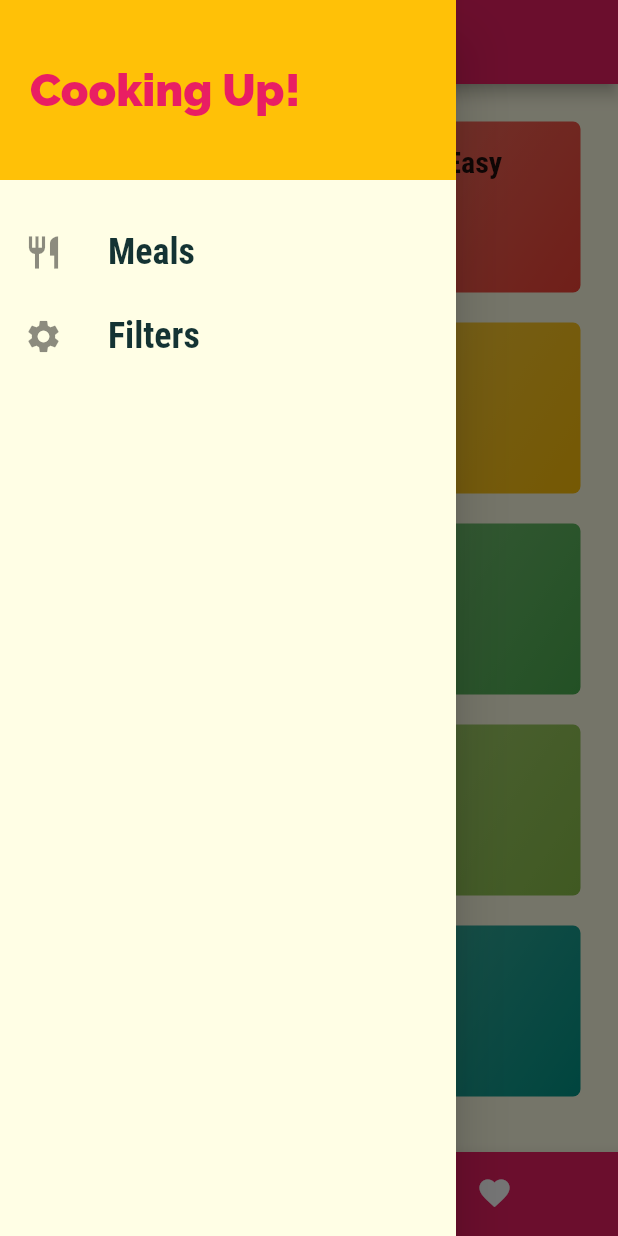
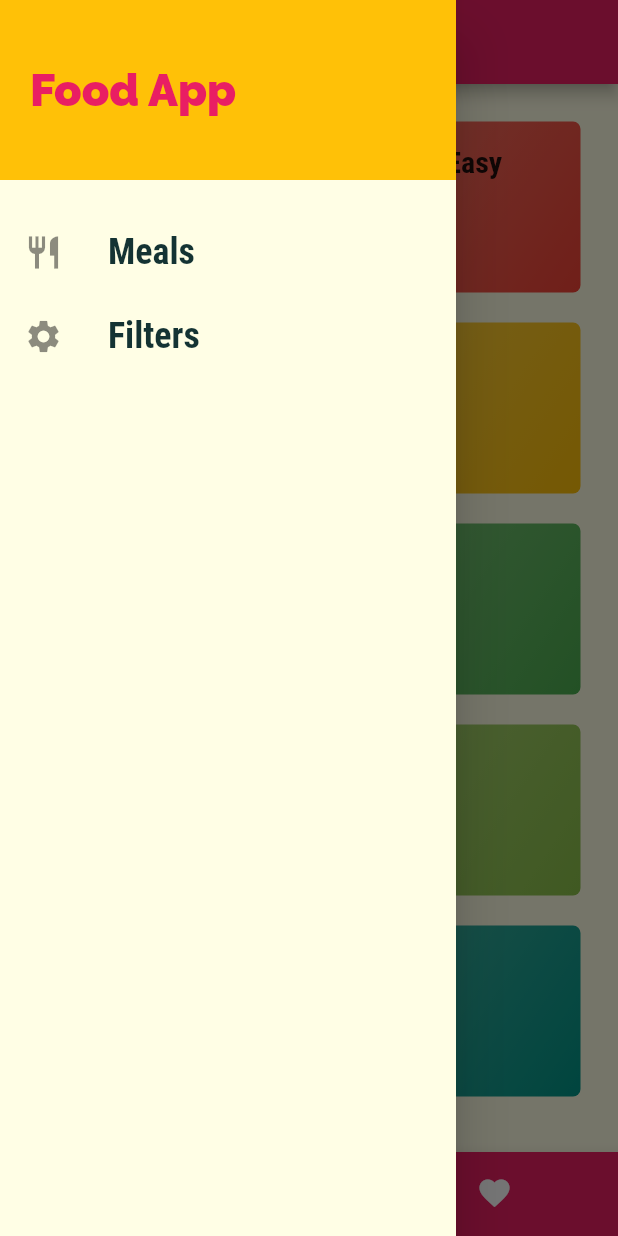
Before and after one commit to ketchup6161/flutter-sampleApp, a Flutter app: the screen it shows after launch, with the side drawer open, on a phone screen of 412 x 824 dp. Run offline on Flutter 3.47's test engine with Material 2 defaults, Android fonts, the phone set to English and light mode, and no system bars.

Commit message:
manifest.xml

```diff
--- a/lib/widgets/main_drawer.dart
+++ b/lib/widgets/main_drawer.dart
@@ -33,7 +33,7 @@ class MainDrawer extends StatelessWidget {
             alignment: Alignment.centerLeft,
             color: Theme.of(context).accentColor,
             child: Text(
-              'Cooking Up!',
+              'Food App',
               style: TextStyle(
                 fontWeight: FontWeight.w900,
                 fontSize: 30,
```
Also changed, not shown: 1 other file.
